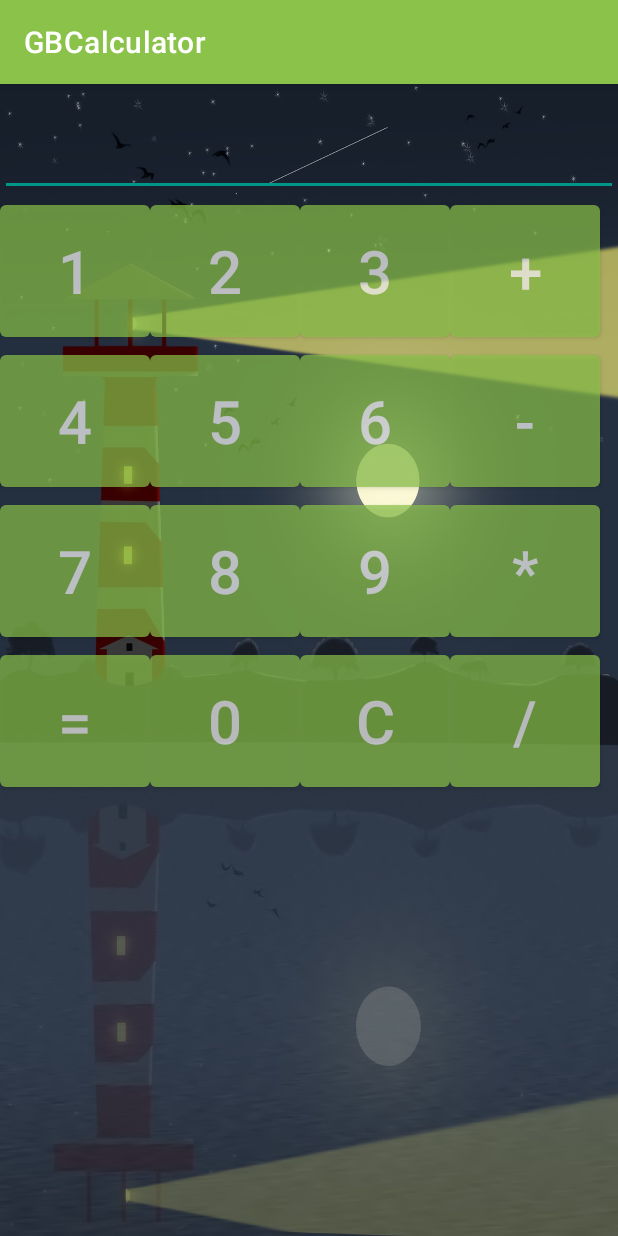
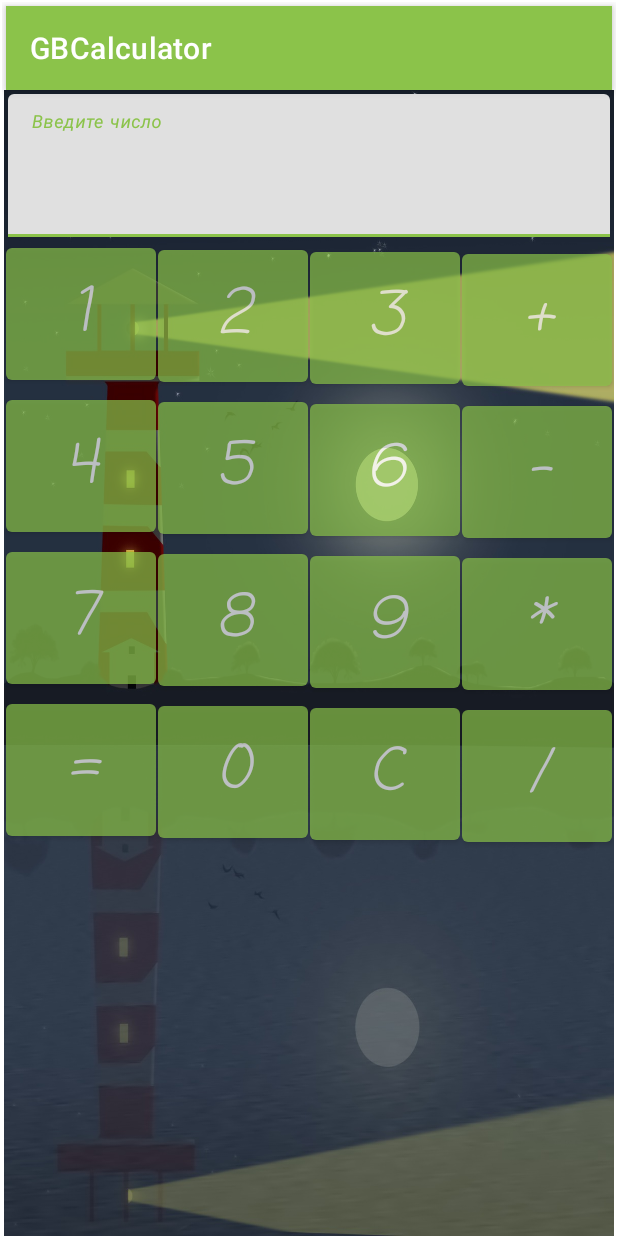
Before and after one commit to kael7/GBCalculator, an Android app: the screen it shows after launch (MainActivity), on a phone screen of 412 x 824 dp. Run offline under Robolectric (Android 15) with nearby library versions, the light colour scheme and no system bars.

Commit message:
Урок 4.2 Styles

```diff
--- a/app/build.gradle
+++ b/app/build.gradle
@@ -33,6 +33,7 @@ dependencies {
     implementation 'androidx.appcompat:appcompat:1.3.0'
     implementation 'com.google.android.material:material:1.4.0'
     implementation 'androidx.constraintlayout:constraintlayout:2.0.4'
+    implementation 'com.google.android.material:material:1.1.0'
     testImplementation 'junit:junit:4.+'
     androidTestImplementation 'androidx.test.ext:junit:1.1.3'
     androidTestImplementation 'androidx.test.espresso:espresso-core:3.4.0'
--- a/app/src/main/AndroidManifest.xml
+++ b/app/src/main/AndroidManifest.xml
@@ -8,7 +8,7 @@
         android:label="@string/app_name"
         android:roundIcon="@mipmap/ic_launcher_round"
         android:supportsRtl="true"
-        android:theme="@style/AppTheme">
+        android:theme="@style/AppStyle">
         <activity android:name=".MainActivity">
             <intent-filter>
                 <action android:name="android.intent.action.MAIN" />
--- a/app/src/main/java/com/example/gbcalculator/Calculate.java
+++ b/app/src/main/java/com/example/gbcalculator/Calculate.java
@@ -71,7 +71,7 @@ public class Calculate implements Serializable {
         return number_result;
     }
 
-    public int o_equals(String operator){
+    public int o_equals(String operator) {
         switch (operator) {
             case "/":
                 o_divide(number_1, number_2);
@@ -90,5 +90,4 @@ public class Calculate implements Serializable {
         }
         return number_result;
     }
-
 }
--- a/app/src/main/java/com/example/gbcalculator/MainActivity.java
+++ b/app/src/main/java/com/example/gbcalculator/MainActivity.java
@@ -8,11 +8,13 @@ import android.view.View;
 import android.widget.Button;
 import android.widget.EditText;
 
+import com.google.android.material.textfield.TextInputEditText;
+
 import java.util.Locale;
 
 public class MainActivity extends AppCompatActivity {
     private Calculate calculate;
-    private EditText editText_result;
+    private TextInputEditText textField_result;
     private String operator;
     private int number_1;
     private int number_2;
@@ -25,29 +27,29 @@ public class MainActivity extends AppCompatActivity {
     }
 
     private void initView() {
-        editText_result = findViewById(R.id.editText_result);
+        textField_result = findViewById(R.id.result);
     }
 
     public void NumberClick(View view) {
         Button button1 = (Button) view;
-        editText_result.append(button1.getText());
+        textField_result.append(button1.getText());
     }
 
     public void OperationClick(View view) {
         Button button2 = (Button) view;
-        number_1 = Integer.parseInt(editText_result.getText().toString());
+        number_1 = Integer.parseInt(textField_result.getText().toString());
         ClearClick(view);
         operator = (String) button2.getText();
     }
 
     public void EqualsClick(View view) {
-        number_2 = Integer.parseInt(editText_result.getText().toString());
+        number_2 = Integer.parseInt(textField_result.getText().toString());
         calculate = new Calculate(number_1, number_2, operator);
-        setTextCalculate(editText_result, calculate.o_equals(calculate.getOperator()));
+        setTextCalculate(textField_result, calculate.o_equals(calculate.getOperator()));
     }
 
     public void ClearClick(View view) {
-        editText_result.setText("");
+        textField_result.setText("");
     }
 
     private void setTextCalculate(EditText editText_result, int calculate) {
@@ -66,6 +68,6 @@ public class MainActivity extends AppCompatActivity {
     protected void onRestoreInstanceState(@NonNull Bundle instanceState) {
         super.onRestoreInstanceState(instanceState);
         calculate = (Calculate) instanceState.getSerializable(keyCalculates);
-        setTextCalculate(editText_result, calculate.getNumber_result());
+        setTextCalculate(textField_result, calculate.getNumber_result());
     }
 }
--- a/app/src/main/res/layout/activity_main.xml
+++ b/app/src/main/res/layout/activity_main.xml
@@ -8,18 +8,22 @@
     android:scaleType="centerCrop"
     tools:context=".MainActivity">
 
-    <EditText
-        android:id="@+id/editText_result"
+    <com.google.android.material.textfield.TextInputLayout
+        android:id="@+id/textField_input"
         android:layout_width="match_parent"
         android:layout_height="wrap_content"
-        android:autofillHints=""
-        android:ems="10"
-        android:inputType="textPersonName"
-        android:textColor="@color/white"
-        android:textSize="@dimen/textSize"
+        android:hint="@string/_input"
         app:layout_constraintEnd_toEndOf="parent"
         app:layout_constraintStart_toStartOf="parent"
-        app:layout_constraintTop_toTopOf="parent" />
+        app:layout_constraintTop_toTopOf="parent"
+        tools:ignore="MissingConstraints">
+
+        <com.google.android.material.textfield.TextInputEditText
+            android:id="@+id/result"
+            android:layout_width="match_parent"
+            android:layout_height="wrap_content" />
+
+    </com.google.android.material.textfield.TextInputLayout>
 
     <com.google.android.material.button.MaterialButton
         android:id="@+id/button_1"
@@ -28,9 +32,8 @@
         android:alpha="@dimen/background_alpha"
         android:onClick="NumberClick"
         android:text="@string/_1"
-        android:textSize="@dimen/textSize"
         app:layout_constraintStart_toStartOf="parent"
-        app:layout_constraintTop_toBottomOf="@+id/editText_result" />
+        app:layout_constraintTop_toBottomOf="@+id/textField_input" />
 
     <com.google.android.material.button.MaterialButton
         android:id="@+id/button_2"
@@ -39,7 +42,6 @@
         android:alpha="@dimen/background_alpha"
         android:onClick="NumberClick"
         android:text="@string/_2"
-        android:textSize="@dimen/textSize"
         app:layout_constraintStart_toEndOf="@+id/button_1"
         app:layout_constraintTop_toTopOf="@+id/button_1" />
 
@@ -50,7 +52,6 @@
         android:alpha="@dimen/background_alpha"
         android:onClick="NumberClick"
         android:text="@string/_3"
-        android:textSize="@dimen/textSize"
         app:iconTint="#FFFFFF"
         app:layout_constraintStart_toEndOf="@+id/button_2"
         app:layout_constraintTop_toTopOf="@+id/button_2" />
@@ -62,7 +63,6 @@
         android:alpha="@dimen/background_alpha"
         android:onClick="NumberClick"
         android:text="@string/_4"
-        android:textSize="@dimen/textSize"
         app:layout_constraintStart_toStartOf="parent"
         app:layout_constraintTop_toBottomOf="@+id/button_1" />
 
@@ -73,7 +73,6 @@
         android:alpha="@dimen/background_alpha"
         android:onClick="NumberClick"
         android:text="@string/_5"
-        android:textSize="@dimen/textSize"
         app:layout_constraintStart_toEndOf="@+id/button_4"
         app:layout_constraintTop_toTopOf="@+id/button_4" />
 
@@ -84,7 +83,6 @@
         android:alpha="@dimen/background_alpha"
         android:onClick="NumberClick"
         android:text="@string/_6"
-        android:textSize="@dimen/textSize"
         app:layout_constraintStart_toEndOf="@+id/button_5"
         app:layout_constraintTop_toTopOf="@+id/button_5" />
 
@@ -95,7 +93,6 @@
         android:alpha="@dimen/background_alpha"
         android:onClick="NumberClick"
         android:text="@string/_7"
-        android:textSize="@dimen/textSize"
         app:layout_constraintStart_toStartOf="parent"
         app:layout_constraintTop_toBottomOf="@+id/button_4" />
 
@@ -106,7 +103,6 @@
         android:alpha="@dimen/background_alpha"
         android:onClick="NumberClick"
         android:text="@string/_8"
-        android:textSize="@dimen/textSize"
         app:layout_constraintStart_toEndOf="@+id/button_7"
         app:layout_constraintTop_toTopOf="@+id/button_7" />
 
@@ -117,7 +113,6 @@
         android:alpha="@dimen/background_alpha"
         android:onClick="NumberClick"
         android:text="@string/_9"
-        android:textSize="@dimen/textSize"
         app:layout_constraintStart_toEndOf="@+id/button_8"
         app:layout_constraintTop_toTopOf="@+id/button_8" />
 
@@ -128,7 +123,6 @@
         android:alpha="@dimen/background_alpha"
         android:onClick="NumberClick"
         android:text="@string/_0"
-        android:textSize="@dimen/textSize"
         app:layout_constraintStart_toEndOf="@+id/button_equals"
         app:layout_constraintTop_toTopOf="@+id/button_equals" />
 
@@ -139,7 +133,6 @@
         android:alpha="@dimen/background_alpha"
         android:onClick="EqualsClick"
         android:text="@string/_equals"
-        android:textSize="@dimen/textSize"
         app:layout_constraintStart_toStartOf="parent"
         app:layout_constraintTop_toBottomOf="@+id/button_7" />
 
@@ -150,7 +143,6 @@
         android:alpha="@dimen/background_alpha"
         android:onClick="OperationClick"
         android:text="@string/_minus"
-        android:textSize="@dimen/textSize"
         app:layout_constraintStart_toEndOf="@+id/button_6"
         app:layout_constraintTop_toTopOf="@+id/button_6" />
 
@@ -161,7 +153,6 @@
         android:alpha="@dimen/background_alpha"
         android:onClick="OperationClick"
         android:text="@string/_plus"
-        android:textSize="@dimen/textSize"
         app:layout_constraintStart_toEndOf="@+id/button_3"
         app:layout_constraintTop_toTopOf="@+id/button_3" />
 
@@ -172,7 +163,6 @@
         android:alpha="@dimen/background_alpha"
         android:onClick="OperationClick"
         android:text="@string/_divide"
-        android:textSize="@dimen/textSize"
         app:layout_constraintStart_toEndOf="@+id/button_c"
         app:layout_constraintTop_toTopOf="@+id/button_c" />
 
@@ -183,7 +173,6 @@
         android:alpha="@dimen/background_alpha"
         android:onClick="OperationClick"
         android:text="@string/_multiply"
-        android:textSize="@dimen/textSize"
         app:layout_constraintStart_toEndOf="@+id/button_9"
         app:layout_constraintTop_toTopOf="@+id/button_9" />
 
@@ -194,7 +183,6 @@
         android:alpha="@dimen/background_alpha"
         android:onClick="ClearClick"
         android:text="@string/_clear"
-        android:textSize="@dimen/textSize"
         app:layout_constraintStart_toEndOf="@+id/button_0"
         app:layout_constraintTop_toTopOf="@+id/button_0" />
 
--- a/app/src/main/res/values/strings.xml
+++ b/app/src/main/res/values/strings.xml
@@ -16,4 +16,5 @@
     <string name="_divide">/</string>
     <string name="_multiply">*</string>
     <string name="_clear">C</string>
+    <string name="_input">Введите число</string>
 </resources>
--- a/app/src/main/res/values/styles.xml
+++ b/app/src/main/res/values/styles.xml
@@ -9,11 +9,10 @@
 
     <style name="AppStyle" parent="AppTheme">
         <item name="android:textSize">@dimen/textSize</item>
-        <item name="android:textColor">@color/design_default_color_primary</item>
         <item name="android:layout_marginStart">@dimen/margin</item>
         <item name="android:layout_marginEnd">@dimen/margin</item>
         <item name="android:layout_marginTop">@dimen/margin</item>
-        <item name="android:fontFamily">cursive</item>
+        <item name="android:fontFamily">casual</item>
         <item name="android:textStyle">italic</item>
     </style>
 
```
Also changed, not shown: gradle/wrapper/gradle-wrapper.properties.
